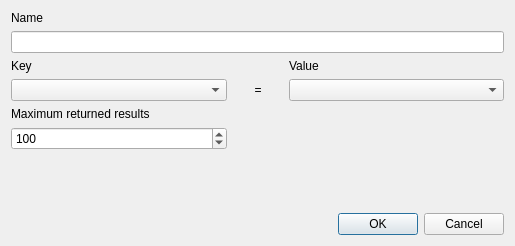
openstreetmap/merkaartor, file Utils/SelectionDialog.ui: the form before one commit.
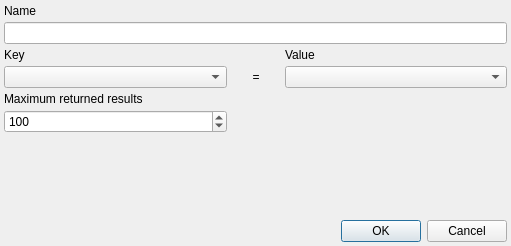
The form after the commit.

The edit to the form file:
```diff
--- a/Utils/SelectionDialog.ui
+++ b/Utils/SelectionDialog.ui
@@ -13,6 +13,12 @@
    <string>Selection</string>
   </property>
   <layout class="QVBoxLayout" >
+   <property name="spacing" >
+    <number>4</number>
+   </property>
+   <property name="margin" >
+    <number>4</number>
+   </property>
    <item>
     <layout class="QGridLayout" >
      <item row="2" column="0" >
```
